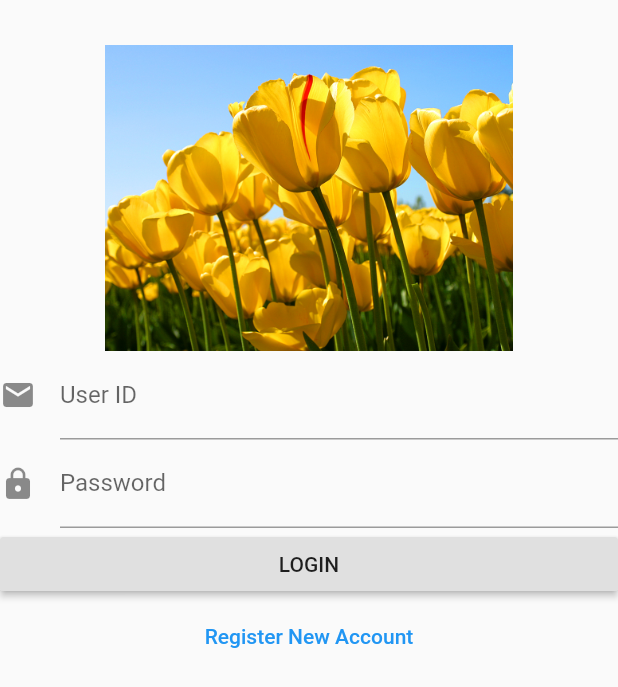
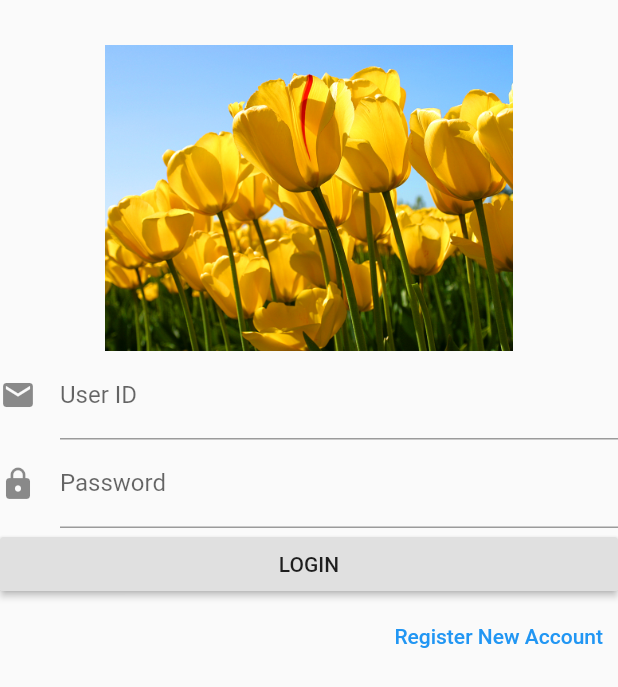
Before and after one commit to DsdlTon/flutter_assignment, a Flutter app: the screen it shows after launch, on a phone screen of 412 x 824 dp. Shown: the top 687 px of the screen. Run offline on Flutter 3.47's test engine with Material 2 defaults, Android fonts, the phone set to English and light mode, and no system bars.

Commit message:
Fix FlatButton Position

```diff
--- a/lib/ui/login.dart
+++ b/lib/ui/login.dart
@@ -18,13 +18,11 @@ class LoginPageState extends State<LoginPage> {
         child: ListView(
           children: <Widget>[
             Container(
-              child: Image.asset("resources/Tulips.jpg",),
+              child: Image.asset(
+                "resources/Tulips.jpg",
+              ),
               padding: EdgeInsets.fromLTRB(70.0, 30.0, 70.0, 0.0),
             ),
-            // Image.asset(
-            //   "resources/Tulips.jpg",
-            //   height: 200,
-            // ),
             TextFormField(
               decoration: InputDecoration(
                 labelText: "User ID",
@@ -67,13 +65,26 @@ class LoginPageState extends State<LoginPage> {
                 }
               },
             ),
-            FlatButton(
-              child: Text("Register New Account"),
-              textColor: Colors.blue,
-              onPressed: () {
-                Navigator.pushNamed(context, '/RegisterPage');
-              },
-            )
+            Container(
+              alignment: Alignment.centerRight,
+              child: ButtonTheme(
+                padding: EdgeInsets.all(10),
+                child: FlatButton(
+                  child: Text("Register New Account"),
+                  textColor: Colors.blue,
+                  onPressed: () {
+                    Navigator.pushNamed(context, '/RegisterPage');
+                  },
+                ),
+              ),
+            ),
+            // FlatButton(
+            //   child: Text("Register New Account"),
+            //   textColor: Colors.blue,
+            //   onPressed: () {
+            //     Navigator.pushNamed(context, '/RegisterPage');
+            //   },
+            // )
           ],
         ),
       ),
```
